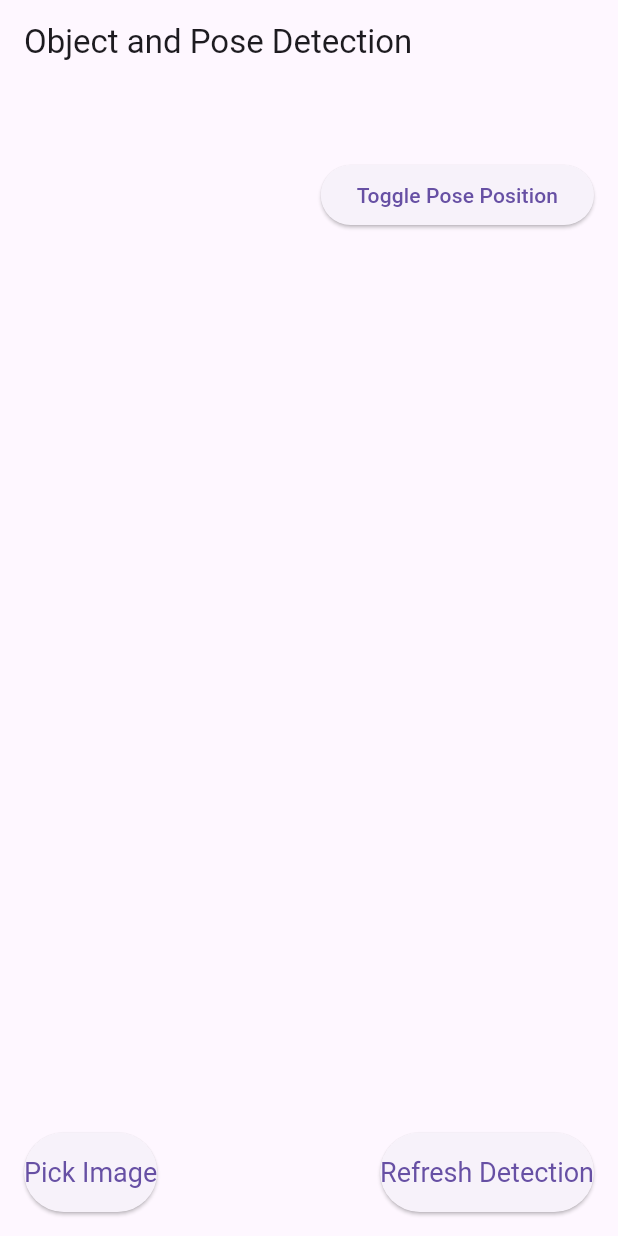
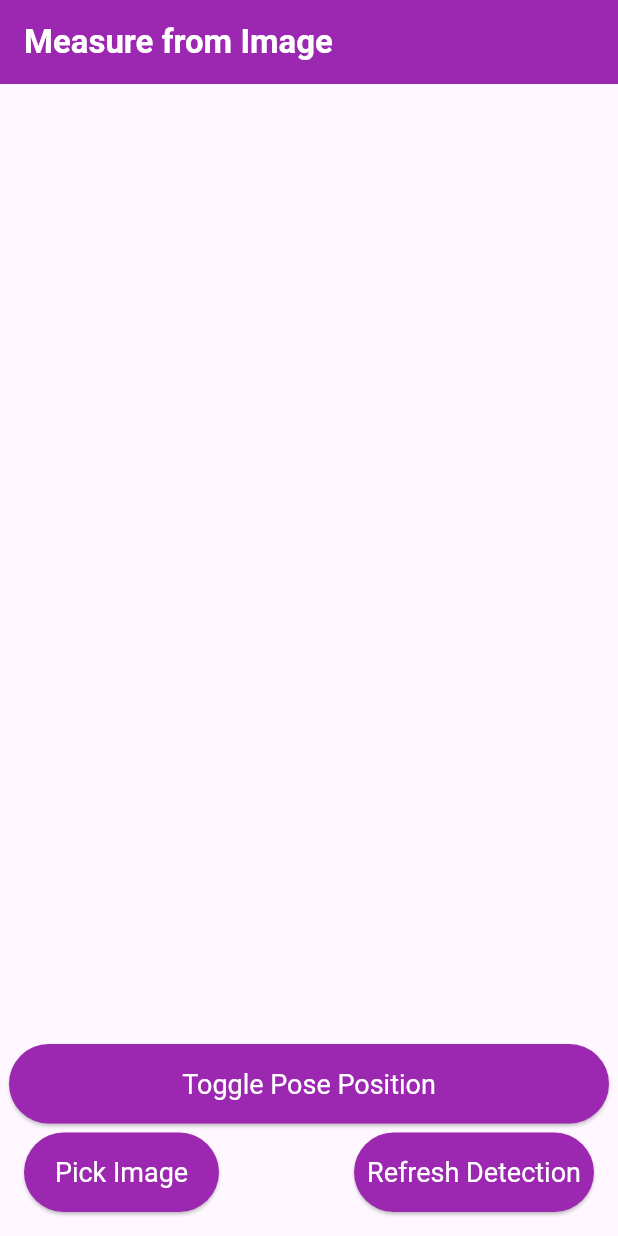
Before and after one commit to Kaewmanee64160234/hackthon_gd_, a Flutter app: the ObjectDetectionHome screen opened directly, on a phone screen of 412 x 824 dp. Run offline on Flutter 3.47's test engine with Material 3 defaults, Android fonts, the phone set to English and light mode, and no system bars; our stand-ins replace camera, image_picker; missing offline and left inert: google_ml_kit, google_mlkit_barcode_scanning, google_mlkit_commons, google_mlkit_face_detection, google_mlkit_face_mesh_detection, google_mlkit_image_labeling and 4 more; network calls fail.

Commit message:
Update UI

```diff
--- a/lib/vision_detector_views/UnifiedDetectorView.dart
+++ b/lib/vision_detector_views/UnifiedDetectorView.dart
@@ -92,10 +92,11 @@ class _UnifiedDetectorViewState extends State<UnifiedDetectorView> {
                     shape: RoundedRectangleBorder(
                       borderRadius: BorderRadius.circular(10),
                     ),
+                    backgroundColor: Colors.purple
                   ),
                   child: Text(
                     'Toggle Pose Position',
-                    style: TextStyle(fontSize: 18),
+                    style: TextStyle(fontSize: 18,color: Colors.white),
                   ),
                 ),
               ),
--- a/lib/vision_detector_views/objectDtectionFromImage.dart
+++ b/lib/vision_detector_views/objectDtectionFromImage.dart
@@ -305,7 +305,11 @@ class _ObjectDetectionHomeState extends State<ObjectDetectionHome> {
   Widget build(BuildContext context) {
     return Scaffold(
       appBar: AppBar(
-        title: Text('Object and Pose Detection'),
+        title: Text(
+          'Measure from Image',
+          style: TextStyle(color: Colors.white, fontWeight: FontWeight.bold),
+        ),
+        backgroundColor: Colors.purple,
       ),
       body: Stack(
         fit: StackFit.expand,
@@ -340,37 +344,76 @@ class _ObjectDetectionHomeState extends State<ObjectDetectionHome> {
           Positioned(
             bottom: 16,
             left: 16,
+            child: Container(
+              width: 130,
               child: ElevatedButton(
                 onPressed: _pickImage,
-              child: Text('Pick Image'),
+                child: Text(
+                  'Pick Image',
+                  style: TextStyle(color: Colors.white),
+                ),
                 style: ElevatedButton.styleFrom(
                     padding: EdgeInsets.symmetric(vertical: 16),
                     textStyle: TextStyle(fontSize: 18),
+                    backgroundColor: Colors.purple),
               ),
             ),
           ),
           Positioned(
             bottom: 16,
             right: 16,
+            child: Container(
+              width: 160,
               child: ElevatedButton(
                 onPressed: _refreshDetection,
-              child: Text('Refresh Detection'),
+                child: Text(
+                  'Refresh Detection',
+                  style: TextStyle(color: Colors.white),
+                ),
                 style: ElevatedButton.styleFrom(
                     padding: EdgeInsets.symmetric(vertical: 16),
                     textStyle: TextStyle(fontSize: 18),
+                    backgroundColor: Colors.purple),
               ),
             ),
           ),
+          // Positioned(
+          //   top: 50,
+          //   right: 16,
+          //   child: ElevatedButton(
+          //     onPressed: () {
+          //       setState(() {
+          //         posePosition = posePosition == 'front' ? 'side' : 'front';
+          //       });
+          //     },
+          //     child: Text('Toggle Pose Position'),
+          //   ),
+          // ),
+
           Positioned(
-            top: 50,
-            right: 16,
+            bottom: 75,
+            left: 0,
+            right: 0,
+            child: Align(
+              alignment: Alignment.center,
+              child: Container(
+                width: 400,
                 child: ElevatedButton(
                   onPressed: () {
                     setState(() {
                       posePosition = posePosition == 'front' ? 'side' : 'front';
                     });
                   },
-              child: Text('Toggle Pose Position'),
+                  child: Text(
+                    'Toggle Pose Position',
+                    style: TextStyle(color: Colors.white),
+                  ),
+                  style: ElevatedButton.styleFrom(
+                      padding: const EdgeInsets.symmetric(vertical: 16),
+                      textStyle: TextStyle(fontSize: 18),
+                      backgroundColor: Colors.purple),
+                ),
+              ),
             ),
           ),
         ],
```
Also changed, not shown: lib/main.dart (+51 -17 lines). Lines whose indentation alone changed are shown as unchanged.
